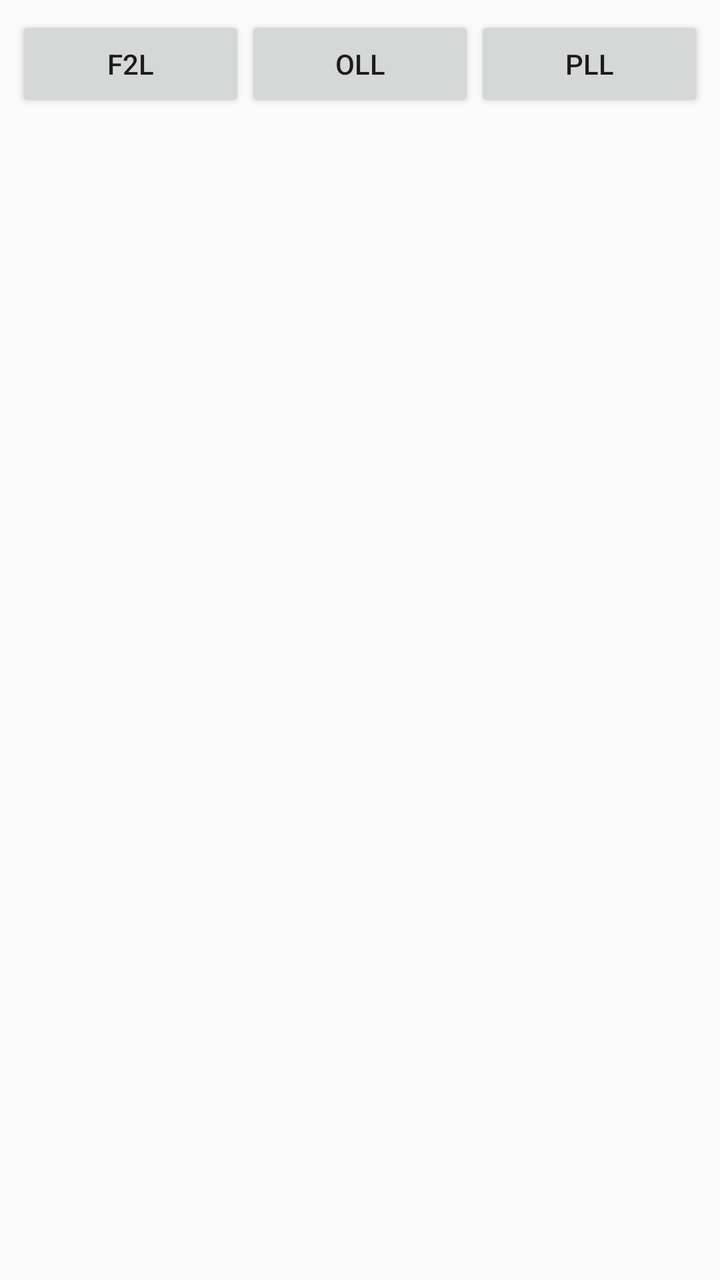
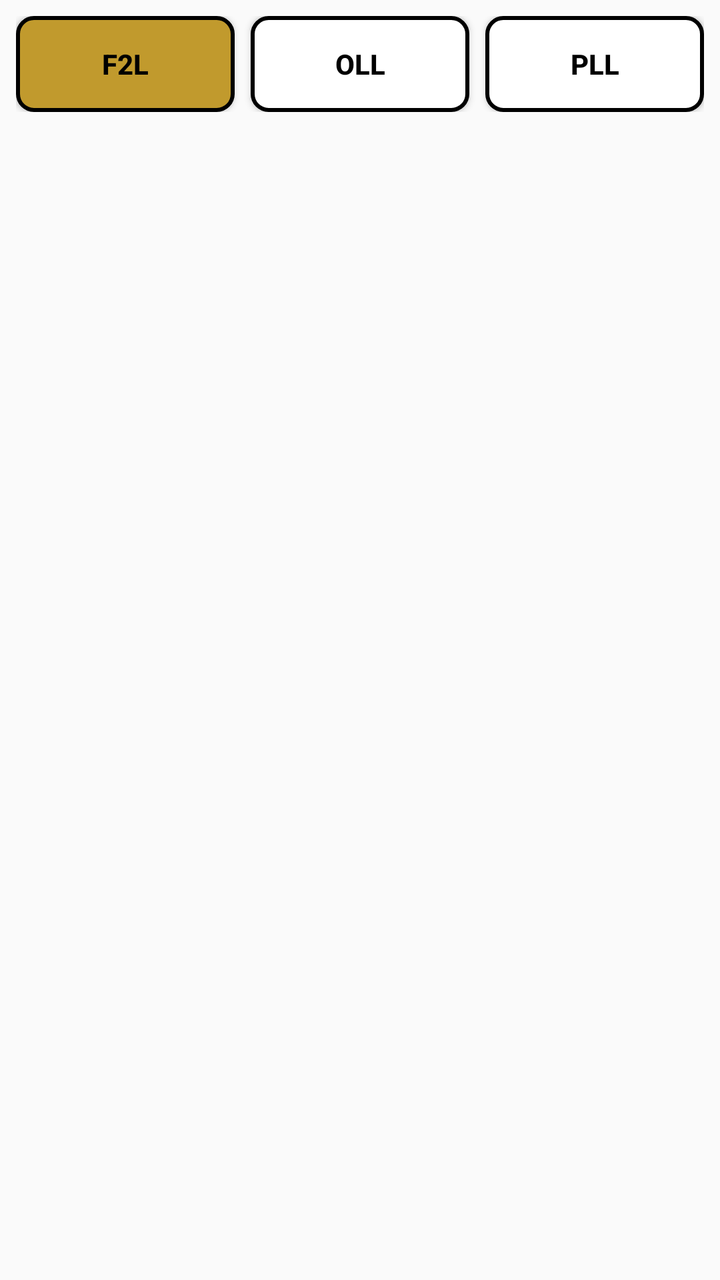

An Android layout rendered at two revisions. The XML below is the earlier revision; the diff shows what the commit changed to produce the second picture.
<!-- AndroidManifest.xml: application theme AppTheme -->
<!-- res/layout/activity_main.xml -->
<?xml version="1.0" encoding="utf-8"?>
<LinearLayout xmlns:android="http://schemas.android.com/apk/res/android"
    android:layout_width="match_parent"
    android:layout_height="match_parent"
    android:orientation="vertical">

    
    <LinearLayout
        android:layout_width="match_parent"
        android:layout_height="wrap_content"
        android:orientation="horizontal"
        android:padding="8dp">

        <Button
            android:id="@+id/btnF2L"
            android:layout_width="0dp"
            android:layout_height="wrap_content"
            android:layout_weight="1"
            android:text="F2L" />

        <Button
            android:id="@+id/btnOLL"
            android:layout_width="0dp"
            android:layout_height="wrap_content"
            android:layout_weight="1"
            android:text="OLL" />

        <Button
            android:id="@+id/btnPLL"
            android:layout_width="0dp"
            android:layout_height="wrap_content"
            android:layout_weight="1"
            android:text="PLL" />
    </LinearLayout>

    
    <ScrollView
        android:layout_width="match_parent"
        android:layout_height="match_parent">

        
        <LinearLayout
            android:id="@+id/listaAlgoritmos"
            android:layout_width="match_parent"
            android:layout_height="wrap_content"
            android:orientation="vertical"
            android:gravity="center"
            android:padding="16dp">
            
            

        </LinearLayout>
    </ScrollView>

</LinearLayout>
<!-- resources referenced by this layout -->
<resources>
  <style name="AppTheme" parent="Theme.AppCompat.Light.DarkActionBar">
          
          <item name="colorPrimary">@color/colorPrimary</item>
          <item name="colorPrimaryDark">@color/colorPrimaryDark</item>
          <item name="colorAccent">@color/colorAccent</item>
      </style>
  <color name="colorPrimary">#008577</color>
  <color name="colorPrimaryDark">#00574B</color>
  <color name="colorAccent">#D81B60</color>
</resources>

<!-- the commit's change to res/layout/activity_main.xml (unified diff, before → after) -->
@@ -12,25 +12,37 @@
         android:padding="8dp">
 
         <Button
-            android:id="@+id/btnF2L"
-            android:layout_width="0dp"
-            android:layout_height="wrap_content"
-            android:layout_weight="1"
-            android:text="F2L" />
+    android:id="@+id/btnF2L"
+    android:layout_width="0dp"
+    android:layout_height="wrap_content"
+    android:layout_weight="1"
+    android:layout_marginRight="8dp"
+    android:background="@drawable/botao_selecionado"
+    android:text="F2L"
+    android:textColor="#000000"
+    android:textStyle="bold" />
 
-        <Button
-            android:id="@+id/btnOLL"
-            android:layout_width="0dp"
-            android:layout_height="wrap_content"
-            android:layout_weight="1"
-            android:text="OLL" />
+<Button
+    android:id="@+id/btnOLL"
+    android:layout_width="0dp"
+    android:layout_height="wrap_content"
+    android:layout_weight="1"
+    android:layout_marginRight="8dp"
+    android:background="@drawable/botao_inativo"
+    android:text="OLL"
+    android:textColor="#000000"
+    android:textStyle="bold" />
 
-        <Button
-            android:id="@+id/btnPLL"
-            android:layout_width="0dp"
-            android:layout_height="wrap_content"
-            android:layout_weight="1"
-            android:text="PLL" />
+<Button
+    android:id="@+id/btnPLL"
+    android:layout_width="0dp"
+    android:layout_height="wrap_content"
+    android:layout_weight="1"
+    android:background="@drawable/botao_inativo"
+    android:text="PLL"
+    android:textColor="#000000"
+    android:textStyle="bold" />
+
     </LinearLayout>
 
     
<!-- resource entries referenced after the edit -->
@@ -1,5 +1,25 @@
 <!-- resources referenced by this layout -->
 <resources>
+  <!-- drawable botao_inativo (drawable) -->
+  <?xml version="1.0" encoding="utf-8"?>
+  <shape xmlns:android="http://schemas.android.com/apk/res/android"
+      android:shape="rectangle">
+      
+      <solid android:color="#FFFFFF" />
+      <corners android:radius="8dp" />
+      <stroke android:width="2dp" android:color="#000000" />
+  </shape>
+  <!-- drawable botao_selecionado (drawable) -->
+  <?xml version="1.0" encoding="utf-8"?>
+  <shape xmlns:android="http://schemas.android.com/apk/res/android"
+      android:shape="rectangle">
+      
+      <solid android:color="#C19A2D" />
+      
+      <corners android:radius="8dp" />
+      
+      <stroke android:width="2dp" android:color="#000000" />
+  </shape>
   <style name="AppTheme" parent="Theme.AppCompat.Light.DarkActionBar">
           
           <item name="colorPrimary">@color/colorPrimary</item>
